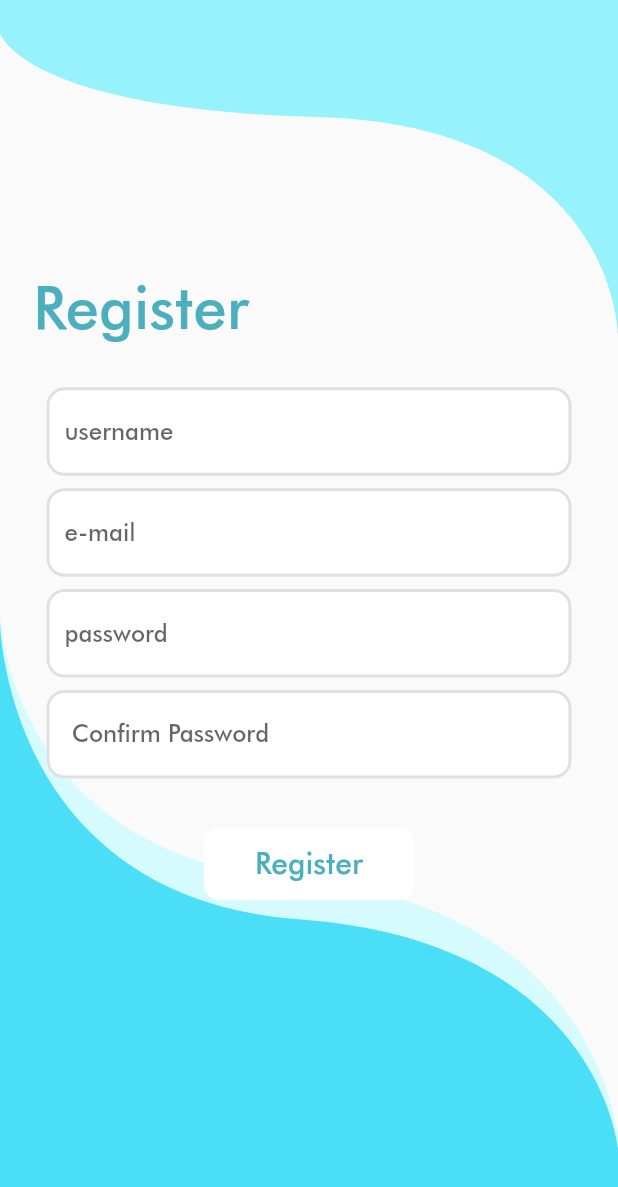
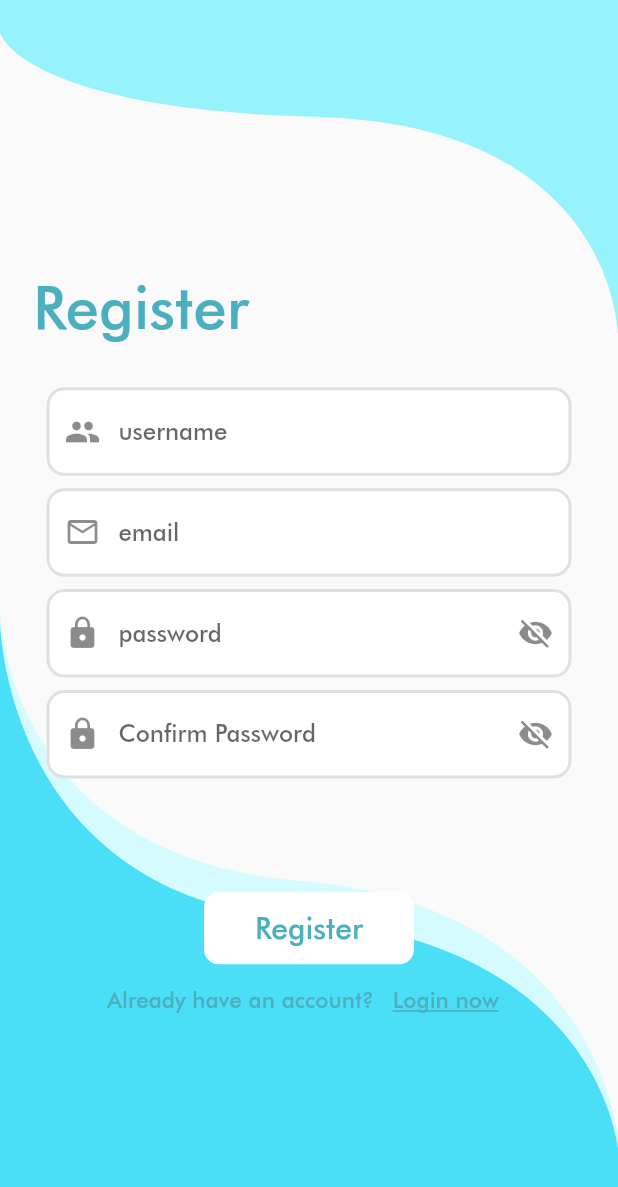
Before and after one commit to steruyuki99/Ajaib_Laundary, a Flutter app: the RegisterScreen screen opened by its route, after a tap on "Register", on a phone screen of 412 x 824 dp. Shown: the top 1187 px of the screen. Run offline on Flutter 3.47's test engine with Material 2 defaults, Android fonts, the phone set to English and light mode, and no system bars; our stand-ins replace cloud_firestore, firebase_auth, firebase_core, flutter_svg; accounts and stored records are empty.

Commit message:
backed setup

```diff
--- a/lib/App/router.dart
+++ b/lib/App/router.dart
@@ -1,3 +1,4 @@
+import 'package:ajaib_laundary/Screen/Laundry/List/list.dart';
 import 'package:ajaib_laundary/Screen/register/register.dart';
 import 'package:flutter/cupertino.dart';
 import 'package:flutter/material.dart';
@@ -7,12 +8,14 @@ import 'package:ajaib_laundary/main/mainScreen.dart';
 Route<dynamic> generateRoute(settings) {
   switch (settings.name) {
     case '/':
+    case '/main':
+      return MainScreen.route();
     case '/register':
       return RegisterScreen.route();
     case '/login':
       return LoginScreen.route();
-    case '/main':
-      return MainScreen.route();
+    case '/list':
+      return ListScreen.route();
   }
   return null;
 }
--- a/lib/Screen/register/background.dart
+++ b/lib/Screen/register/background.dart
@@ -9,7 +9,6 @@ class Background extends StatelessWidget {
   Widget build(BuildContext context) {
     Size size = MediaQuery.of(context).size;
     double height = size.height.toDouble();
-    double fieldForm = height;
     return Scaffold(
       resizeToAvoidBottomInset: false,
       body: SingleChildScrollView(
--- a/lib/Screen/register/body.dart
+++ b/lib/Screen/register/body.dart
@@ -1,5 +1,6 @@
 import 'package:ajaib_laundary/Screen/register/background.dart';
-
+import 'package:ajaib_laundary/services/auth.dart';
+import 'package:provider/provider.dart';
 import 'register.dart';
 import 'package:flutter/material.dart';
 
@@ -13,118 +14,57 @@ class Body extends StatelessWidget {
     return Background(
       child: Column(
         children: [
-          // SizedBox(height: 40.0),
-          // _buildTextField(
-          //     hint: 'Username',
-          //     icon: Icons.people,
-          //     onChanged: (value) => _state.username = value),
-          // SizedBox(height: 15.0),
-          // _buildTextField(
-          //     hint: 'Email',
-          //     icon: Icons.email_outlined,
-          //     onChanged: (value) => _state.email = value),
-          // SizedBox(height: 15.0),
-          // _buildTextField(
-          //     hint: 'Password',
-          //     isObsecure: !_state.showPass,
-          //     icon: Icons.lock,
-          //     button: IconButton(
-          //         icon: Icon(_state.showPass
-          //             ? Icons.visibility
-          //             : Icons.visibility_off),
-          //         onPressed: () => _state.showPass = !_state.showPass),
-          //     onChanged: (value) => _state.password = value),
-          // SizedBox(height: 15.0),
-          // _buildTextField(
-          //     hint: 'Confirm Password',
-          //     isObsecure: !_state.confirmPass,
-          //     icon: Icons.lock,
-          //     button: IconButton(
-          //         icon: Icon(_state.confirmPass
-          //             ? Icons.visibility
-          //             : Icons.visibility_off),
-          //         onPressed: () =>
-          //             _state.confirmShowPass = !_state.confirmShowPass),
-          //     onChanged: (value) => _state.confirmPass = value),
           SizedBox(height: size.height * 0.01),
           SizedBox(
             width: 350,
-            child: TextField(
-                decoration: InputDecoration(
-                  hintText: 'username',
-                  filled: true,
-                  fillColor: Colors.white,
-                  enabledBorder: OutlineInputBorder(
-                    borderRadius: BorderRadius.all(Radius.circular(12.0)),
-                    borderSide: BorderSide(color: Colors.grey[300], width: 2),
-                  ),
-                  focusedBorder: OutlineInputBorder(
-                    borderRadius: BorderRadius.all(Radius.circular(10.0)),
-                    borderSide: BorderSide(color: Colors.blue[300]),
-                  ),
-                  hintStyle: TextStyle(fontFamily: 'Futura'),
-                ),
-                onChanged: (value) {}),
+            child: _buildTextField(
+                hint: 'username',
+                icon: Icons.people,
+                onChanged: (value) => _state.username = value),
           ),
           SizedBox(height: size.height * 0.01),
           SizedBox(
             width: 350,
-            child: TextField(
-                decoration: InputDecoration(
-                    hintText: 'e-mail',
-                    filled: true,
-                    fillColor: Colors.white,
-                    enabledBorder: OutlineInputBorder(
-                      borderRadius: BorderRadius.all(Radius.circular(12.0)),
-                      borderSide: BorderSide(color: Colors.grey[300], width: 2),
-                    ),
-                    focusedBorder: OutlineInputBorder(
-                      borderRadius: BorderRadius.all(Radius.circular(10.0)),
-                      borderSide: BorderSide(color: Colors.blue[300]),
-                    ),
-                    hintStyle: TextStyle(fontFamily: 'Futura')),
-                onChanged: (value) {}),
+            child: _buildTextField(
+                hint: 'email',
+                icon: Icons.email_outlined,
+                onChanged: (value) => _state.email = value),
           ),
           SizedBox(height: size.height * 0.01),
           SizedBox(
             width: 350,
-            child: TextField(
-                decoration: InputDecoration(
-                  hintText: 'password',
-                  filled: true,
-                  fillColor: Colors.white,
-                  enabledBorder: OutlineInputBorder(
-                    borderRadius: BorderRadius.all(Radius.circular(12.0)),
-                    borderSide: BorderSide(color: Colors.grey[300], width: 2),
-                  ),
-                  focusedBorder: OutlineInputBorder(
-                    borderRadius: BorderRadius.all(Radius.circular(10.0)),
-                    borderSide: BorderSide(color: Colors.blue[300]),
-                  ),
-                  hintStyle: TextStyle(fontFamily: 'Futura'),
-                ),
-                onChanged: (value) {}),
+            child: _buildTextField(
+                hint: 'password',
+                isObsecure: _state.showPass,
+                icon: Icons.lock,
+                button: IconButton(
+                    icon: Icon(_state.showPass
+                        ? Icons.visibility
+                        : Icons.visibility_off),
+                    onPressed: () => _state.showPass = !_state.showPass),
+                onChanged: (value) => _state.password = value),
           ),
           SizedBox(height: size.height * 0.01),
           SizedBox(
             width: 350,
-            child: TextField(
-                decoration: InputDecoration(
-                  hintText: ' Confirm Password',
-                  filled: true,
-                  fillColor: Colors.white,
-                  enabledBorder: OutlineInputBorder(
-                    borderRadius: BorderRadius.all(Radius.circular(12.0)),
-                    borderSide: BorderSide(color: Colors.grey[300], width: 2),
-                  ),
-                  focusedBorder: OutlineInputBorder(
-                    borderRadius: BorderRadius.all(Radius.circular(10.0)),
-                    borderSide: BorderSide(color: Colors.blue[300]),
-                  ),
-                  hintStyle: TextStyle(fontFamily: 'Futura'),
+            child: _buildTextField(
+                hint: 'Confirm Password',
+                isObsecure: _state.confirmShowPass,
+                icon: Icons.lock,
+                button: IconButton(
+                    icon: Icon(_state.confirmShowPass
+                        ? Icons.visibility
+                        : Icons.visibility_off),
+                    onPressed: () =>
+                        _state.confirmShowPass = !_state.confirmShowPass),
+                onChanged: (value) => _state.confirmPass = value),
+          ),
+          SizedBox(height: size.height * 0.04),
+          _state.showMessage
+              ? SizedBox(height: 10.0)
+              : Center(
+                  child: CircularProgressIndicator(),
                 ),
-                onChanged: (value) {}),
-          ),
           SizedBox(height: size.height * 0.04),
           Container(
             decoration: BoxDecoration(
@@ -139,9 +79,41 @@ class Body extends StatelessWidget {
                     fontSize: 20,
                     color: Color(0xFF4BAFBE)),
               ),
-              onPressed: () {},
+              onPressed: () {
+                context.read<AuthServices>().signUp(
+                            email: _state.email,
+                            password: _state.password,
+                            name: _state.username) ==
+                        null
+                    ? Navigator.pushNamed(context, '/list')
+                    : _state.showMessage = false;
+              },
             ),
           ),
+          Row(
+            children: <Widget>[
+              Text(
+                'Already have an account? ',
+                style: TextStyle(
+                    fontFamily: 'Futura',
+                    fontSize: 15,
+                    color: Color(0xFF4BAFBE)),
+              ),
+              TextButton(
+                child: Text(
+                  'Login now',
+                  style: TextStyle(
+                      fontFamily: 'Futura',
+                      fontSize: 15,
+                      color: Color(0xFF4BAFBE),
+                      decoration: TextDecoration.underline),
+                ),
+                onPressed: () {
+                  Navigator.pop(context);
+                },
+              ),
+            ],
+          )
         ],
       ),
     );
--- a/lib/screen/register/register.dart
+++ b/lib/screen/register/register.dart
@@ -10,7 +10,7 @@ class RegisterScreen extends StatefulWidget {
 
 class RegisterScreenState extends State<RegisterScreen> {
   String _username, _email, _password, _confirmPass;
-  bool _showPass = false, _confirmShowPass = false;
+  bool _showPass = false, _confirmShowPass = false, _showMessage = true;
 
   get username => _username;
   set username(value) => setState(() => _username = value);
@@ -30,6 +30,9 @@ class RegisterScreenState extends State<RegisterScreen> {
   get confirmShowPass => _confirmShowPass;
   set confirmShowPass(value) => setState(() => _confirmShowPass = value);
 
+  get showMessage => _showMessage;
+  set showMessage(value) => setState(() => _showMessage = value);
+
   @override
   Widget build(BuildContext context) {
     return SafeArea(
```
